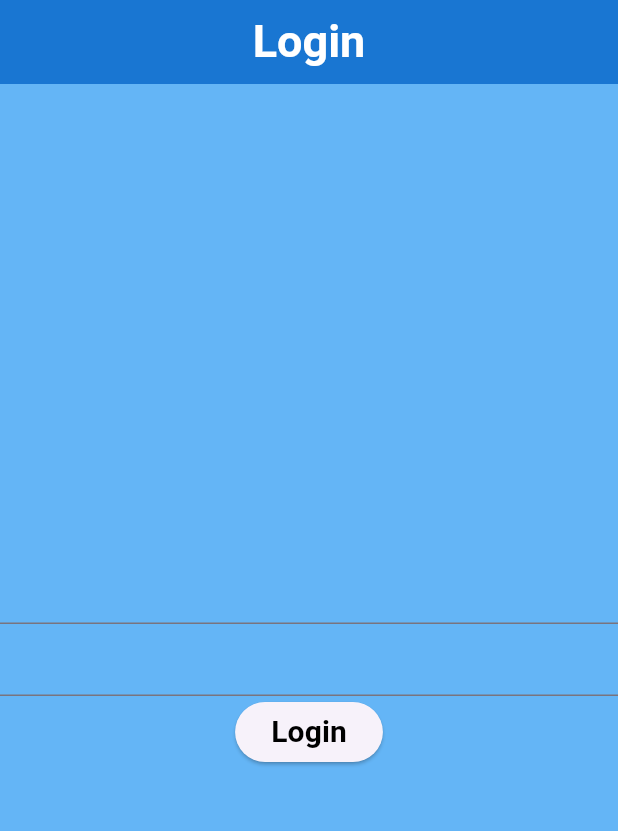
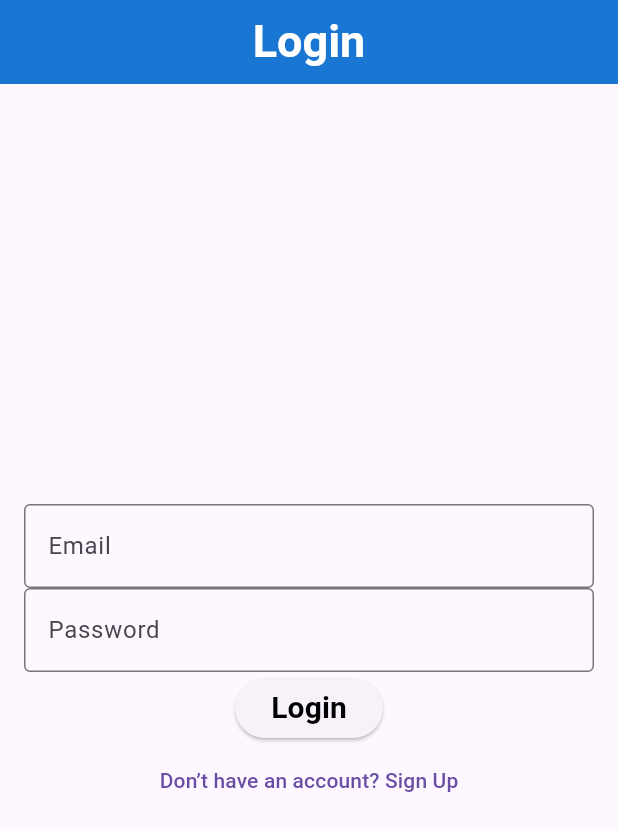
Before and after one commit to AvezChadchan/Study_Buddy, a Flutter app: the screen it shows after launch, on a phone screen of 412 x 824 dp. Shown: the top 831 px of the screen. Run offline on Flutter 3.47's test engine with Material 3 defaults, Android fonts, the phone set to English and light mode, and no system bars; our stand-ins replace cloud_firestore, firebase_auth, firebase_core; accounts and stored records are empty; generated files the repository leaves out were written again.

Commit message:
Implement Firebase email/password authentication

```diff
--- a/lib/main.dart
+++ b/lib/main.dart
@@ -1,7 +1,9 @@
 import 'package:firebase_core/firebase_core.dart';
 import 'package:flutter/material.dart';
 import 'package:studybuddy/firebase_options.dart';
+import 'package:studybuddy/screens/home_screen.dart';
 import 'package:studybuddy/screens/login_screen.dart';
+import 'package:studybuddy/screens/registration_screen.dart';
 
 void main() async {
   WidgetsFlutterBinding.ensureInitialized();
@@ -16,7 +18,13 @@ class MyApp extends StatelessWidget {
     return MaterialApp(
       debugShowCheckedModeBanner: false,
       title: 'Flutter Demo',
-      home: LoginScreen(),
+      // home: LoginScreen(),
+      initialRoute: '/login',
+      routes: {
+        '/login': (context) =>LoginScreen(),
+        '/home': (context) => HomeScreen(),
+        '/register': (context) =>RegistrationScreen(),
+      },
     );
   }
 }
@@ -27,6 +35,7 @@ class MyHomePage extends StatefulWidget {
 }
 
 class _MyHomePageState extends State<MyHomePage> {
+
   @override
   Widget build(BuildContext context) {
     return Scaffold();
--- a/lib/screens/login_screen.dart
+++ b/lib/screens/login_screen.dart
@@ -1,6 +1,6 @@
-import 'package:firebase_auth/firebase_auth.dart';
 import 'package:flutter/material.dart';
-import 'package:studybuddy/screens/home_screen.dart';
+import 'package:provider/provider.dart';
+import '../providers/auth_provider.dart';
 
 class LoginScreen extends StatefulWidget {
   @override
@@ -8,22 +8,14 @@ class LoginScreen extends StatefulWidget {
 }
 
 class _LoginScreenState extends State<LoginScreen> {
-  final _username = TextEditingController();
-  final _password = TextEditingController();
-  void login() async {
-    try {
-      await FirebaseAuth.instance.signInWithEmailAndPassword(
-        email: _username.text.trim(),
-        password: _password.text.trim(),
-      );
-      Navigator.of(
-        context,
-      ).pushReplacement(MaterialPageRoute(builder: (context) => HomeScreen()));
-    } catch (e) {
-      ScaffoldMessenger.of(
-        context,
-      ).showSnackBar(SnackBar(content: Text("Login Failed: ${e.toString()}")));
-    }
+  final _emailController = TextEditingController();
+  final _passwordController = TextEditingController();
+  String? _errorMessage;
+  @override
+  void dispose() {
+    _emailController.dispose();
+    _passwordController.dispose();
+    super.dispose();
   }
 
   @override
@@ -41,17 +33,59 @@ class _LoginScreenState extends State<LoginScreen> {
         centerTitle: true,
         backgroundColor: Colors.blue.shade700,
       ),
-      body: Container(
-        height: double.infinity,
-        width: double.infinity,
-        color: Colors.blue.shade300,
+      body: Padding(
+        padding: const EdgeInsets.all(16.0),
         child: Column(
           mainAxisAlignment: MainAxisAlignment.center,
           children: [
-            TextField(controller: _username),
-            TextField(controller: _password),
+            TextField(
+              controller: _emailController,
+              decoration: InputDecoration(
+                labelText: 'Email',
+                border: OutlineInputBorder(),
+              ),
+              keyboardType: TextInputType.emailAddress,
+            ),
+            TextField(
+              controller: _passwordController,
+              decoration: InputDecoration(
+                labelText: 'Password',
+                border: OutlineInputBorder(),
+              ),
+              obscureText: true,
+            ),
+            if (_errorMessage != null)
+              Padding(
+                padding: EdgeInsets.symmetric(vertical: 8),
+                child: Text(
+                  _errorMessage!,
+                  style: TextStyle(color: Colors.red),
+                ),
+              ),
+
             ElevatedButton(
-              onPressed: login,
+              onPressed: () async {
+                // print('Attempting login with ${_emailController.text}');
+                if (_emailController.text.isNotEmpty &&
+                    _passwordController.text.isNotEmpty) {
+                  try {
+                    await Provider.of<AuthProvider>(
+                      context,
+                      listen: false,
+                    ).signIn(_emailController.text, _passwordController.text);
+                    Navigator.pushReplacementNamed(context, '/home');
+                  } catch (e) {
+                    setState(() {
+                      _errorMessage = 'Invalid email or password';
+                    });
+                  }
+                }
+                else{
+                  setState(() {
+                    _errorMessage = 'Please enter email and password';
+                  });
+                }
+              },
               child: Text(
                 'Login',
                 style: TextStyle(
@@ -61,6 +95,12 @@ class _LoginScreenState extends State<LoginScreen> {
                 ),
               ),
             ),
+            TextButton(
+              onPressed: () {
+                Navigator.pushNamed(context, '/register');
+              },
+              child: Text('Don’t have an account? Sign Up'),
+            ),
           ],
         ),
       ),
```
Also changed, not shown: lib/screens/registration_screen.dart (+57 -3 lines).
